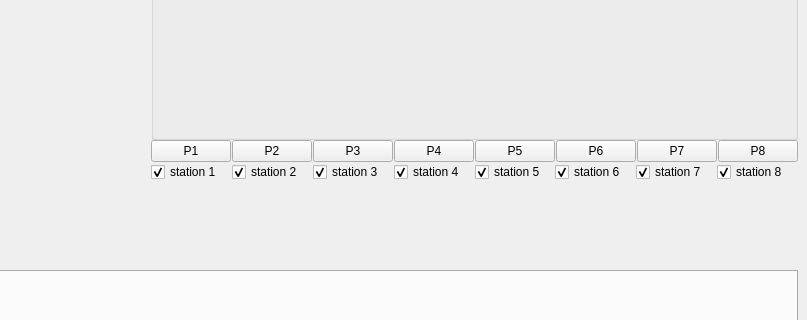
Old version of the form game/led_matrix_simulator/mainwindow.ui in the repository yairgd/alyn; both pictures show x 322 to 1129 and y 191 to 511 of the 1129 by 896 pixel window.
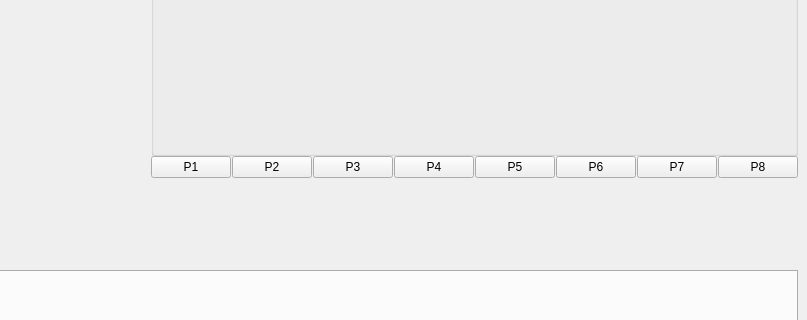
New version of the form.

Commit message: refactor  qt5 code - remove check box gtom GUI

Patch:
```diff
--- a/game/led_matrix_simulator/mainwindow.ui
+++ b/game/led_matrix_simulator/mainwindow.ui
@@ -35,7 +35,7 @@
        </layout>
       </item>
       <item>
-       <layout class="QVBoxLayout" name="verticalLayout_3" stretch="10,3,3,2">
+       <layout class="QVBoxLayout" name="verticalLayout_3" stretch="10,3,2">
         <item>
          <layout class="QVBoxLayout" name="verticalLayout_5">
           <item>
@@ -140,93 +140,6 @@
           </item>
          </layout>
         </item>
-        <item>
-         <layout class="QHBoxLayout" name="horizontalLayout_3">
-          <item>
-           <widget class="QCheckBox" name="active1">
-            <property name="text">
-             <string>station 1</string>
-            </property>
-            <property name="checked">
-             <bool>true</bool>
-            </property>
-            <property name="tristate">
-             <bool>false</bool>
-            </property>
-           </widget>
-          </item>
-          <item>
-           <widget class="QCheckBox" name="active2">
-            <property name="text">
-             <string>station 2</string>
-            </property>
-            <property name="checked">
-             <bool>true</bool>
-            </property>
-           </widget>
-          </item>
-          <item>
-           <widget class="QCheckBox" name="active3">
-            <property name="text">
-             <string>station 3</string>
-            </property>
-            <property name="checked">
-             <bool>true</bool>
-            </property>
-           </widget>
-          </item>
-          <item>
-           <widget class="QCheckBox" name="active4">
-            <property name="text">
-             <string>station 4</string>
-            </property>
-            <property name="checked">
-             <bool>true</bool>
-            </property>
-           </widget>
-          </item>
-          <item>
-           <widget class="QCheckBox" name="active5">
-            <property name="text">
-             <string>station 5</string>
-            </property>
-            <property name="checked">
-             <bool>true</bool>
-            </property>
-           </widget>
-          </item>
-          <item>
-           <widget class="QCheckBox" name="active6">
-            <property name="text">
-             <string>station 6</string>
-            </property>
-            <property name="checked">
-             <bool>true</bool>
-            </property>
-           </widget>
-          </item>
-          <item>
-           <widget class="QCheckBox" name="active7">
-            <property name="text">
-             <string>station 7</string>
-            </property>
-            <property name="checked">
-             <bool>true</bool>
-            </property>
-           </widget>
-          </item>
-          <item>
-           <widget class="QCheckBox" name="active8">
-            <property name="text">
-             <string>station 8</string>
-            </property>
-            <property name="checked">
-             <bool>true</bool>
-            </property>
-           </widget>
-          </item>
-         </layout>
-        </item>
         <item>
          <layout class="QHBoxLayout" name="horizontalLayout" stretch="0,0,0,0,0,0,0,0">
           <item>
```
The commit also changes 4 other files.
